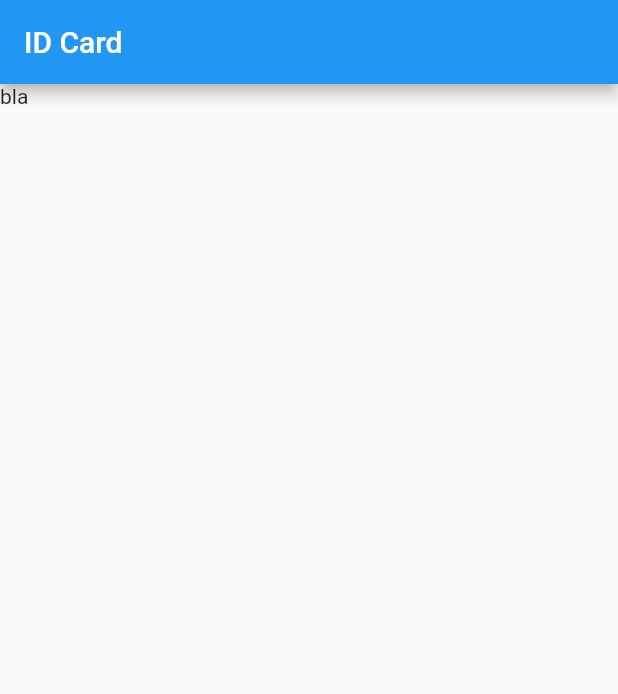
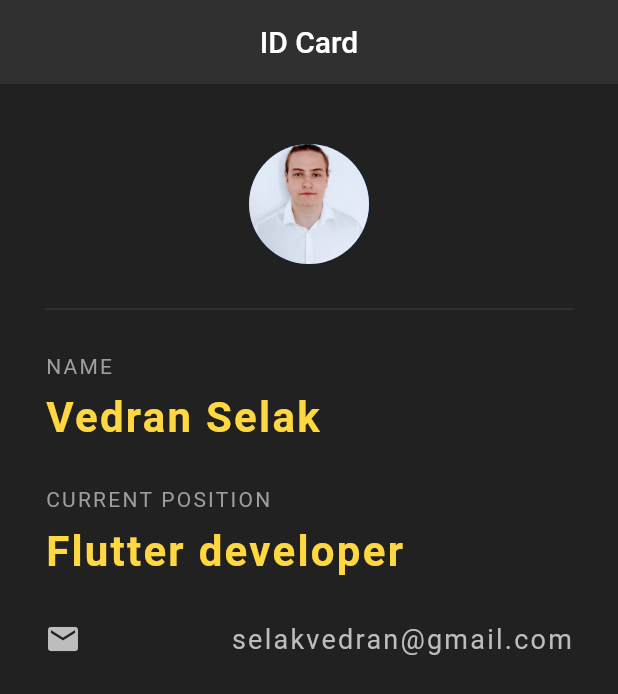
Before and after one commit to VedranSelak/id_card_app, a Flutter app: the screen it shows after launch, on a phone screen of 412 x 824 dp. Shown: the top 694 px of the screen. Run offline on Flutter 3.47's test engine with Material 2 defaults, Android fonts, the phone set to English and light mode, and no system bars.

Commit message:
feat: add UI

```diff
--- a/lib/main.dart
+++ b/lib/main.dart
@@ -12,10 +12,81 @@ class Card extends StatelessWidget {
   @override
   Widget build(BuildContext context) {
     return Scaffold(
+      backgroundColor: Colors.grey[900],
       appBar: AppBar(
         title: const Text("ID Card"),
+        centerTitle: true,
+        backgroundColor: Colors.grey[850],
+        elevation: 0,
       ),
-      body: const Text('bla'),
+      body: Padding(
+        padding: const EdgeInsets.fromLTRB(30, 40 ,30, 0),
+        child: Column(
+          crossAxisAlignment: CrossAxisAlignment.start,
+          children: <Widget>[
+            const Center(
+              child: CircleAvatar(
+                backgroundImage: AssetImage('assets/myPhoto.jpg'),
+                radius: 40,
+              ),
+            ),
+           Divider(
+             height: 60,
+             color: Colors.grey[800],
+           ),
+           const Text(
+             'NAME',
+             style: TextStyle(
+               color: Colors.grey,
+               letterSpacing: 1.5,
+             ),
+           ),
+            const SizedBox(height: 10),
+            Text(
+              'Vedran Selak',
+              style: TextStyle(
+                color: Colors.amberAccent[200],
+                letterSpacing: 1.5,
+                fontSize: 28,
+                fontWeight: FontWeight.bold,
+              ),
+            ),
+            const SizedBox(height: 30),
+            const Text(
+              'CURRENT POSITION',
+              style: TextStyle(
+                color: Colors.grey,
+                letterSpacing: 1.5,
+              ),
+            ),
+            const SizedBox(height: 10),
+            Text(
+              'Flutter developer',
+              style: TextStyle(
+                color: Colors.amberAccent[200],
+                letterSpacing: 1.5,
+                fontSize: 28,
+                fontWeight: FontWeight.bold,
+              ),
+            ),
+            const SizedBox(height: 30),
+            Row(
+              mainAxisAlignment: MainAxisAlignment.spaceBetween,
+              children: <Widget>[
+                Icon(Icons.mail, color: Colors.grey[400]),
+                Text(
+                  'selakvedran@gmail.com',
+                  style: TextStyle(
+                    color: Colors.grey[400],
+                    letterSpacing: 1.5,
+                    fontSize: 18,
+                  ),
+                ),
+              ],
+            )
+          ],
+        ),
+      ),
     );
   }
 }
--- a/pubspec.yaml
+++ b/pubspec.yaml
@@ -58,10 +58,8 @@ flutter:
   uses-material-design: true
 
   # To add assets to your application, add an assets section, like this:
-  # assets:
-  #   - images/a_dot_burr.jpeg
-  #   - images/a_dot_ham.jpeg
-
+  assets:
+    - assets/
   # An image asset can refer to one or more resolution-specific "variants", see
   # https://flutter.dev/assets-and-images/#resolution-aware.
 
```
Also changed, not shown: assets/myPhoto.jpg (added).
